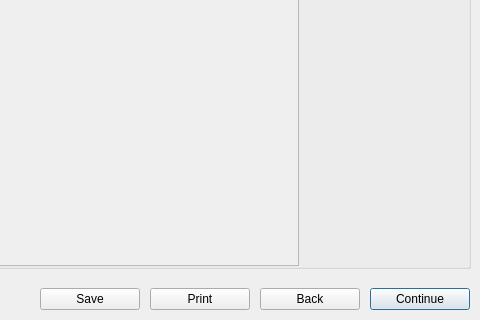
Before: the Qt Designer form BlockSettleUILib/NewWalletSeedDialog.ui in BlockSettle/terminal, drawn with Qt 5; both pictures show x 360 to 840 and y 423 to 743 of the 840 by 743 pixel window.
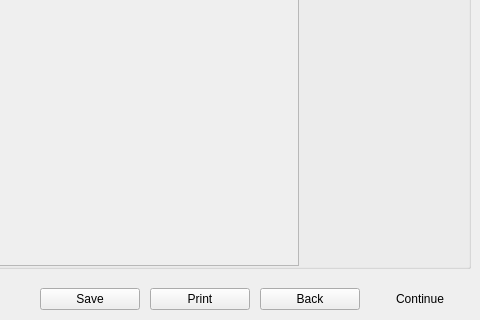
After: the same form once the commit is applied.

Commit message: BST-1514 - Terminal Ui - in NewWalletSeedDialog, WalletPasswordVerifyDialog reduced the font size back to what it was originally - assigned parent Widget to NewWalletSeedDialog so that it centers to the application and not to desktop

```diff
--- a/BlockSettleUILib/NewWalletSeedDialog.ui
+++ b/BlockSettleUILib/NewWalletSeedDialog.ui
@@ -378,6 +378,9 @@
         <property name="default">
          <bool>true</bool>
         </property>
+        <property name="flat">
+         <bool>true</bool>
+        </property>
        </widget>
       </item>
      </layout>
```
Left out of the diff: 30 changed lines with no effect on the pictures. The commit also changes 2 other files.
